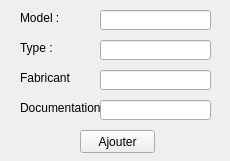
Qt form 06_taches_finale/01_alan_carrer/02_application/application/addeolienne.ui (Izakun/banc_de_test_eolienne) before a commit.
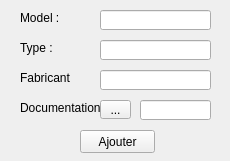
The same form after that commit.

Diff of the .ui file:
```diff
--- a/06_taches_finale/01_alan_carrer/02_application/application/addeolienne.ui
+++ b/06_taches_finale/01_alan_carrer/02_application/application/addeolienne.ui
@@ -65,19 +65,6 @@
     <string>Documentation :</string>
    </property>
   </widget>
-  <widget class="QLineEdit" name="txt_doc">
-   <property name="geometry">
-    <rect>
-     <x>100</x>
-     <y>100</y>
-     <width>111</width>
-     <height>20</height>
-    </rect>
-   </property>
-   <property name="cursorPosition">
-    <number>0</number>
-   </property>
-  </widget>
   <widget class="QLineEdit" name="txt_fab">
    <property name="geometry">
     <rect>
@@ -127,6 +114,32 @@
     <string>Ajouter</string>
    </property>
   </widget>
+  <widget class="QToolButton" name="toolButton">
+   <property name="geometry">
+    <rect>
+     <x>100</x>
+     <y>100</y>
+     <width>31</width>
+     <height>19</height>
+    </rect>
+   </property>
+   <property name="text">
+    <string>...</string>
+   </property>
+  </widget>
+  <widget class="QLineEdit" name="txt_doc">
+   <property name="enabled">
+    <bool>true</bool>
+   </property>
+   <property name="geometry">
+    <rect>
+     <x>140</x>
+     <y>100</y>
+     <width>71</width>
+     <height>20</height>
+    </rect>
+   </property>
+  </widget>
  </widget>
  <resources/>
  <connections/>
```
Left out of the diff: 8 changed lines with no effect on the pictures.
